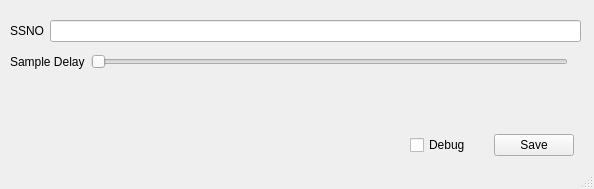
First picture: the form in UI/settingsUI.ui, repository flok/PlayStationDiscordRPC, before the edit.
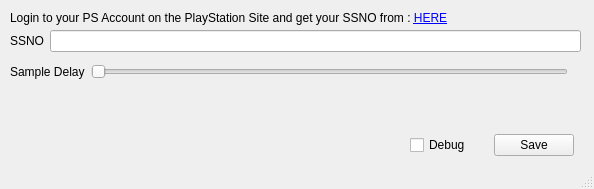
Second picture: the form after the edit.

The edit to the form file:
```diff
--- a/UI/settingsUI.ui
+++ b/UI/settingsUI.ui
@@ -38,7 +38,7 @@
      <verstretch>0</verstretch>
     </sizepolicy>
    </property>
-   <widget class="QWidget" name="">
+   <widget class="QWidget" name="layoutWidget">
     <property name="geometry">
      <rect>
       <x>410</x>
@@ -64,11 +64,11 @@
      </item>
     </layout>
    </widget>
-   <widget class="QWidget" name="">
+   <widget class="QWidget" name="layoutWidget">
     <property name="geometry">
      <rect>
       <x>10</x>
-      <y>20</y>
+      <y>30</y>
       <width>571</width>
       <height>56</height>
      </rect>
@@ -121,6 +121,25 @@
      </item>
     </layout>
    </widget>
+   <widget class="QLabel" name="label_get_ssno">
+    <property name="geometry">
+     <rect>
+      <x>10</x>
+      <y>10</y>
+      <width>471</width>
+      <height>16</height>
+     </rect>
+    </property>
+    <property name="text">
+     <string>Login to your PS Account on the PlayStation Site and get your SSNO from : &lt;a href=&quot;https://ca.account.sony.com/api/v1/ssocookie&quot;&gt;HERE&lt;/a&gt;</string>
+    </property>
+    <property name="textFormat">
+     <enum>Qt::RichText</enum>
+    </property>
+    <property name="textInteractionFlags">
+     <set>Qt::TextBrowserInteraction</set>
+    </property>
+   </widget>
   </widget>
   <widget class="QStatusBar" name="statusbar"/>
  </widget>
```
